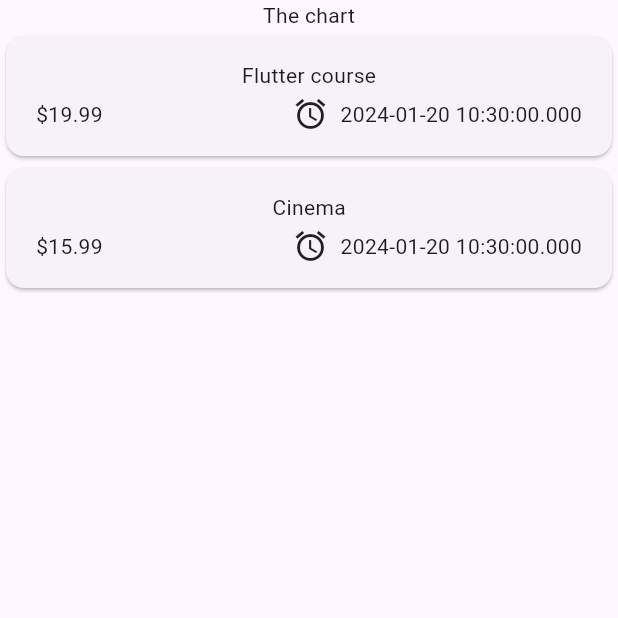
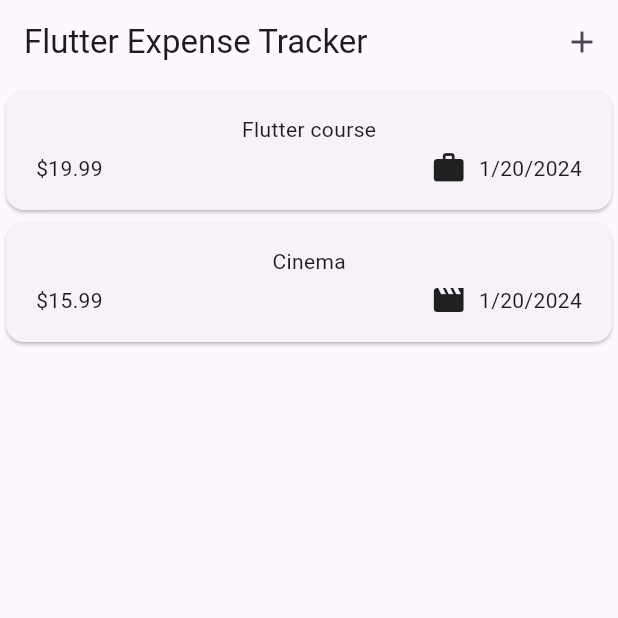
Before and after one commit to jakeezz15/expense_tracker, a Flutter app: the screen it shows after launch, on a phone screen of 412 x 824 dp, the top half of it. Run offline on Flutter 3.47's test engine with Material 3 defaults, Android fonts, the phone set to English and light mode, and no system bars.

Commit message:
Adding AppBar using Scaffold Widget

```diff
--- a/lib/models/expense.dart
+++ b/lib/models/expense.dart
@@ -1,8 +1,19 @@
 import 'package:uuid/uuid.dart';
+import 'package:flutter/material.dart';
+import 'package:intl/intl.dart';
+
+final formatter = DateFormat.yMd();
 
 const uuid = Uuid();
 
 enum Category { food, travel, leisure, work }
+
+const categoryIcons = {
+  Category.food: Icons.lunch_dining,
+  Category.travel: Icons.flight_takeoff,
+  Category.leisure: Icons.movie,
+  Category.work: Icons.work,
+};
 
 class Expense {
   Expense(
@@ -17,4 +28,8 @@ class Expense {
   final double amount;
   final DateTime date;
   final Category category;
+
+  String get formattedDate {
+    return formatter.format(date);
+  }
 }
--- a/lib/widgets/expenses.dart
+++ b/lib/widgets/expenses.dart
@@ -28,11 +28,11 @@ class _ExpensesState extends State<Expenses> {
   @override
   Widget build(BuildContext context) {
     return Scaffold(
+      appBar: AppBar(
+          title: const Text('Flutter Expense Tracker'),
+          actions: [IconButton(onPressed: () {}, icon: const Icon(Icons.add))]),
       body: Column(
-        children: [
-          const Text('The chart'),
-          Expanded(child: ExpensesList(expenses: _registedExpenses))
-        ],
+        children: [Expanded(child: ExpensesList(expenses: _registedExpenses))],
       ),
     );
   }
--- a/lib/widgets/expenses_list/expense_item.dart
+++ b/lib/widgets/expenses_list/expense_item.dart
@@ -20,11 +20,11 @@ class ExpenseItem extends StatelessWidget {
               const Spacer(),
               Row(
                 children: [
-                  Icon(Icons.alarm),
-                  SizedBox(
+                  Icon(categoryIcons[expense.category]),
+                  const SizedBox(
                     width: 8,
                   ),
-                  Text(expense.date.toString())
+                  Text(expense.formattedDate)
                 ],
               )
             ],
--- a/pubspec.yaml
+++ b/pubspec.yaml
@@ -36,6 +36,7 @@ dependencies:
   # Use with the CupertinoIcons class for iOS style icons.
   cupertino_icons: ^1.0.2
   uuid: ^4.3.3
+  intl: ^0.19.0
 
 dev_dependencies:
   flutter_test:
```
Also changed, not shown: pubspec.lock.
